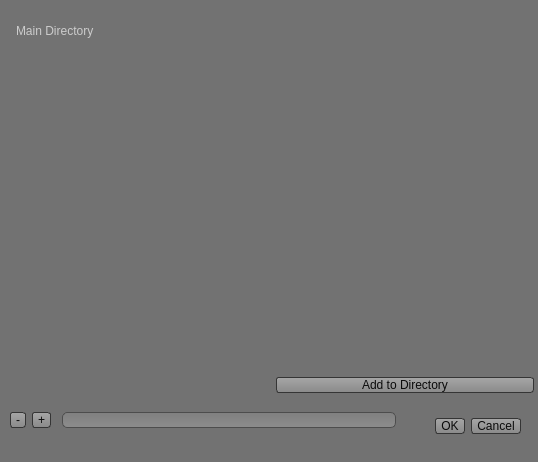
Old version of the form Virtual_Creator/userinterfacecreator.ui in the repository stefaj/gcms.
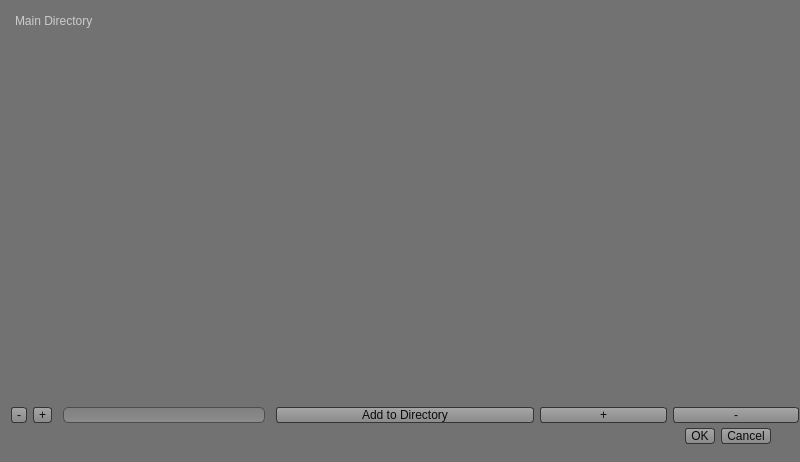
New version of the form. Icons and pictures are not drawn.

Commit message: display item list added, users can now change the display item list. this is the directories that will show on the main page of the virtual concierge

What changed in the file:
```diff
--- a/Virtual_Creator/userinterfacecreator.ui
+++ b/Virtual_Creator/userinterfacecreator.ui
@@ -6,7 +6,7 @@
    <rect>
     <x>0</x>
     <y>0</y>
-    <width>538</width>
+    <width>800</width>
     <height>462</height>
    </rect>
   </property>
@@ -954,8 +954,8 @@
   <widget class="QDialogButtonBox" name="buttonBox">
    <property name="geometry">
     <rect>
-     <x>400</x>
-     <y>410</y>
+     <x>650</x>
+     <y>420</y>
      <width>121</width>
      <height>32</height>
     </rect>
@@ -967,45 +967,18 @@
     <set>QDialogButtonBox::Cancel|QDialogButtonBox::Ok</set>
    </property>
   </widget>
-  <widget class="QWidget" name="layoutWidget">
-   <property name="geometry">
-    <rect>
-     <x>10</x>
-     <y>410</y>
-     <width>391</width>
-     <height>21</height>
-    </rect>
-   </property>
-   <layout class="QHBoxLayout" name="horizontalLayout_2">
-    <item>
-     <widget class="QPushButton" name="pushButton_removedirectory">
-      <property name="text">
-       <string>-</string>
-      </property>
-     </widget>
-    </item>
-    <item>
-     <widget class="QPushButton" name="pushButton_adddirectory">
-      <property name="text">
-       <string>+</string>
-      </property>
-     </widget>
-    </item>
-    <item>
-     <widget class="QLineEdit" name="lineEdit_new_directory"/>
-    </item>
-   </layout>
-  </widget>
   <widget class="QWidget" name="">
    <property name="geometry">
     <rect>
-     <x>12</x>
-     <y>22</y>
-     <width>522</width>
-     <height>371</height>
+     <x>11</x>
+     <y>12</y>
+     <width>788</width>
+     <height>411</height>
     </rect>
    </property>
-   <layout class="QHBoxLayout" name="horizontalLayout">
+   <layout class="QHBoxLayout" name="horizontalLayout_3">
+    <item>
+     <layout class="QVBoxLayout" name="verticalLayout">
     <item>
      <widget class="QTreeWidget" name="treeWidget">
       <column>
@@ -1016,16 +989,68 @@
      </widget>
     </item>
     <item>
-     <layout class="QVBoxLayout" name="verticalLayout">
+       <layout class="QHBoxLayout" name="horizontalLayout_2">
+        <item>
+         <widget class="QPushButton" name="pushButton_removedirectory">
+          <property name="text">
+           <string>-</string>
+          </property>
+         </widget>
+        </item>
+        <item>
+         <widget class="QPushButton" name="pushButton_adddirectory">
+          <property name="text">
+           <string>+</string>
+          </property>
+         </widget>
+        </item>
+        <item>
+         <widget class="QLineEdit" name="lineEdit_new_directory"/>
+        </item>
+       </layout>
+      </item>
+     </layout>
+    </item>
+    <item>
+     <layout class="QVBoxLayout" name="verticalLayout_2">
       <item>
        <widget class="QListWidget" name="listWidget_nodes_directories"/>
       </item>
       <item>
+       <layout class="QHBoxLayout" name="horizontalLayout">
+        <item>
        <widget class="QPushButton" name="pushButton_add_child">
         <property name="text">
          <string>Add to Directory</string>
         </property>
        </widget>
+        </item>
+       </layout>
+      </item>
+     </layout>
+    </item>
+    <item>
+     <layout class="QVBoxLayout" name="verticalLayout_3">
+      <item>
+       <widget class="QListWidget" name="listWidget_display"/>
+      </item>
+      <item>
+       <layout class="QHBoxLayout" name="horizontalLayout_4">
+        <item>
+         <widget class="QPushButton" name="pushButton_add_display">
+          <property name="text">
+           <string>+</string>
+          </property>
+         </widget>
+        </item>
+        <item>
+         <widget class="QPushButton" name="pushButton_remove_display">
+          <property name="text">
+           <string>-</string>
+          </property>
+         </widget>
+        </item>
+       </layout>
       </item>
      </layout>
     </item>
```
Lines whose indentation alone changed are shown as unchanged. The commit also changes 2 other files.
